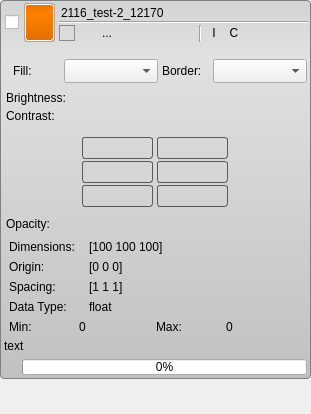
SCIInstitute/Seg3D, file src/Interface/AppInterface/LayerWidget.ui: the form before one commit.
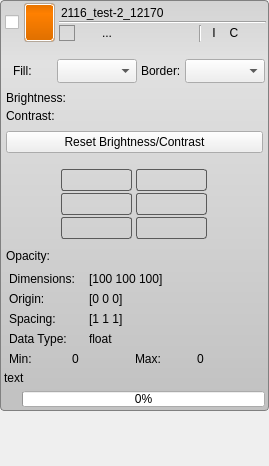
The form after the commit. Icons and pictures are not drawn. Custom widgets are drawn as their Qt base class.

Commit message: fixed bug that prevented clicking on the histogram widget from actually effecting the threshold state values.  added a reset button to the brightness contrast menu

The edit to the form file:
```diff
--- a/src/Interface/AppInterface/LayerWidget.ui
+++ b/src/Interface/AppInterface/LayerWidget.ui
@@ -6,8 +6,8 @@
    <rect>
     <x>0</x>
     <y>0</y>
-    <width>311</width>
-    <height>414</height>
+    <width>269</width>
+    <height>466</height>
    </rect>
   </property>
   <property name="mouseTracking">
@@ -956,6 +956,31 @@
               </layout>
              </widget>
             </item>
+            <item>
+             <widget class="QWidget" name="widget_4" native="true">
+              <property name="minimumSize">
+               <size>
+                <width>0</width>
+                <height>30</height>
+               </size>
+              </property>
+              <layout class="QHBoxLayout" name="horizontalLayout_15">
+               <property name="spacing">
+                <number>0</number>
+               </property>
+               <property name="margin">
+                <number>0</number>
+               </property>
+               <item>
+                <widget class="QPushButton" name="reset_brightness_contrast_button_">
+                 <property name="text">
+                  <string>Reset Brightness/Contrast</string>
+                 </property>
+                </widget>
+               </item>
+              </layout>
+             </widget>
+            </item>
            </layout>
           </widget>
          </item>
```
The commit also changes 5 other files.
